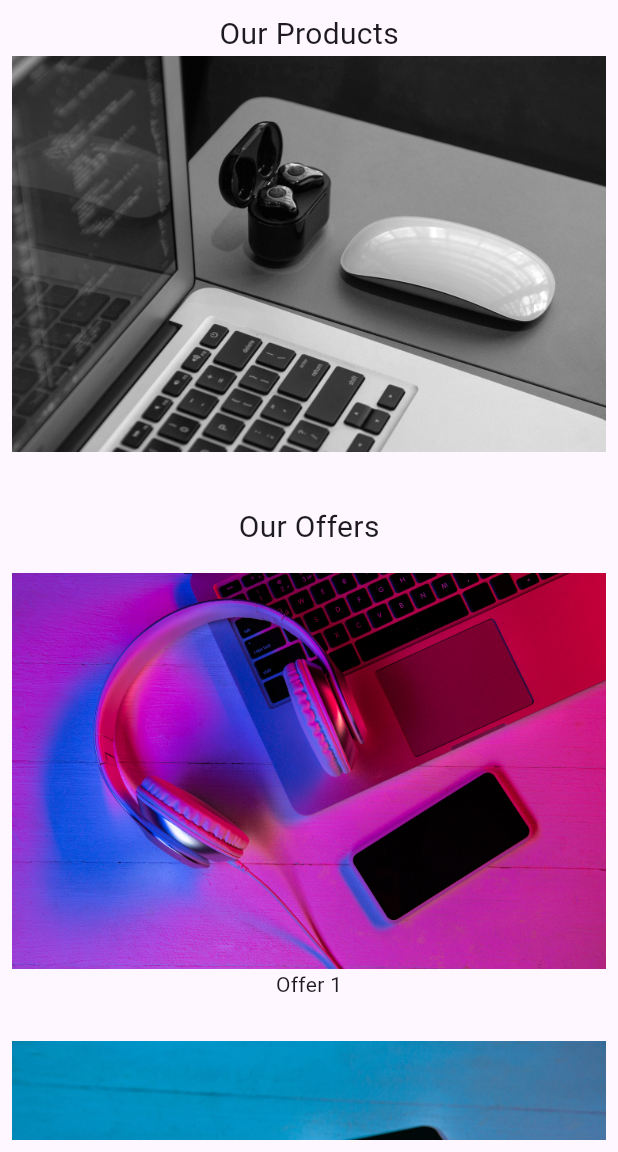
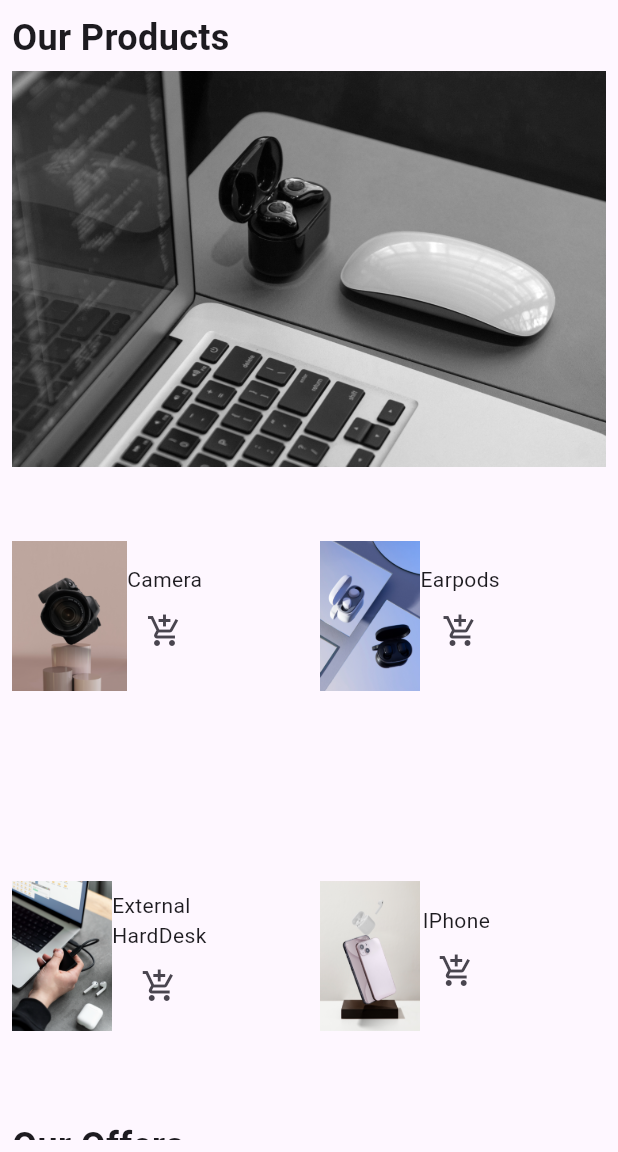
Before and after one commit to elne7/Sign-Up-Page-Perform, a Flutter app: the screen it shows after launch, on a phone screen of 412 x 824 dp, the part 84-1236 px from its top. Run offline on Flutter 3.47's test engine with Material 3 defaults, Android fonts, the phone set to English and light mode, and no system bars.

Commit message:
creating custom text & fixing some parts of code

```diff
--- a/lib/views/home_view.dart
+++ b/lib/views/home_view.dart
@@ -1,6 +1,8 @@
 import 'package:flutter/material.dart';
+import 'package:simple_shopping_app/widgets/custom_grid_view.dart';
 import 'package:simple_shopping_app/widgets/custom_list_view.dart';
 import 'package:simple_shopping_app/widgets/custom_page_view.dart';
+import 'package:simple_shopping_app/widgets/custom_text.dart';
 
 class HomeView extends StatelessWidget {
   const HomeView({super.key});
@@ -22,17 +24,20 @@ class HomeView extends StatelessWidget {
         child: SingleChildScrollView(
           child: Column(
             children: [
-              const Text(
-                "Our Products",
-                style: TextStyle(fontSize: 20),
+              const CustomText(text: 'Our Products'),
+              const SizedBox(
+                height: 5,
               ),
               CustomPageView(),
-              // CustomGridView(),
-              const Text(
-                "Our Offers",
-                style: TextStyle(fontSize: 20),
+              CustomGridView(),
+              const SizedBox(
+                height: 100,
               ),
+              const CustomText(text: 'Our Offers'),
               CustomListView(),
+              const SizedBox(
+                height: 10,
+              ),
             ],
           ),
         ),
--- a/lib/widgets/custom_card.dart
+++ b/lib/widgets/custom_card.dart
@@ -8,21 +8,54 @@ class CustomCard extends StatelessWidget {
 
   @override
   Widget build(BuildContext context) {
-    return Card(
-      child: Column(
+    return Container(
+      height: 100,
+      width: 100,
+      decoration: BoxDecoration(
+        borderRadius: BorderRadius.circular(8),
+      ),
+      clipBehavior: Clip.none,
+      child: Row(
         children: [
-          Image.asset(image),
+          Image.asset(
+            image,
+            height: 100,
+          ),
+          Column(
+            mainAxisAlignment: MainAxisAlignment.center,
+            crossAxisAlignment: CrossAxisAlignment.center,
+            children: [
               Text(productName),
               IconButton(
                 onPressed: () {
-              const SnackBar(
+                  const snackBar = SnackBar(
                     content: Text('Item added to the cart'),
                   );
+                  ScaffoldMessenger.of(context).showSnackBar(snackBar);
                 },
                 icon: const Icon(Icons.add_shopping_cart),
+              )
+            ],
           )
         ],
       ),
     );
   }
 }
+
+// Card(
+//       child: Column(
+//         children: [
+//           Image.asset(image, height: 100,),
+//           Text(productName),
+//           IconButton(
+//             onPressed: () {
+//               const SnackBar(
+//                 content: Text('Item added to the cart'),
+//               );
+//             },
+//             icon: const Icon(Icons.add_shopping_cart),
+//           )
+//         ],
+//       ),
+//     );
--- a/lib/widgets/custom_grid_view.dart
+++ b/lib/widgets/custom_grid_view.dart
@@ -9,7 +9,7 @@ class CustomGridView extends StatelessWidget {
     {"image": "assets/images/Earpods.jpg", "productName": "Earpods"},
     {
       "image": "assets/images/ExternalDesk.jpg",
-      "productName": "External HardDesk"
+      "productName": "External\nHardDesk"
     },
     {"image": "assets/images/IPhone.jpg", "productName": "IPhone"},
     {"image": "assets/images/Microphone.jpg", "productName": "Microphone"},
@@ -18,13 +18,21 @@ class CustomGridView extends StatelessWidget {
 
   @override
   Widget build(BuildContext context) {
-    return GridView.builder(
-      itemCount: 6,
-      gridDelegate:
-          const SliverGridDelegateWithFixedCrossAxisCount(crossAxisCount: 2),
-      itemBuilder: (context, index) => CustomCard(
-        image: products[index]['image']!,
-        productName: products[index]['productName']!,
+    return SizedBox(
+      height: 300,
+      child: GridView.builder(
+        itemCount: 6,
+        clipBehavior: Clip.none,
+        gridDelegate: const SliverGridDelegateWithFixedCrossAxisCount(
+          crossAxisCount: 2,
+          childAspectRatio: 1.5,
+          crossAxisSpacing: 15,
+          mainAxisSpacing: 100,
+        ),
+        itemBuilder: (context, index) => CustomCard(
+          image: products[index]['image']!,
+          productName: products[index]['productName']!,
+        ),
       ),
     );
   }
--- /dev/null
+++ b/lib/widgets/custom_text.dart
@@ -0,0 +1,22 @@
+import 'package:flutter/material.dart';
+
+class CustomText extends StatelessWidget {
+  const CustomText({super.key, required this.text});
+
+  final String text;
+
+  @override
+  Widget build(BuildContext context) {
+    return Row(
+      children: [
+        Text(
+          text,
+          style: const TextStyle(
+            fontSize: 24,
+            fontWeight: FontWeight.bold,
+          ),
+        ),
+      ],
+    );
+  }
+}
```
Lines whose indentation alone changed are shown as unchanged.
